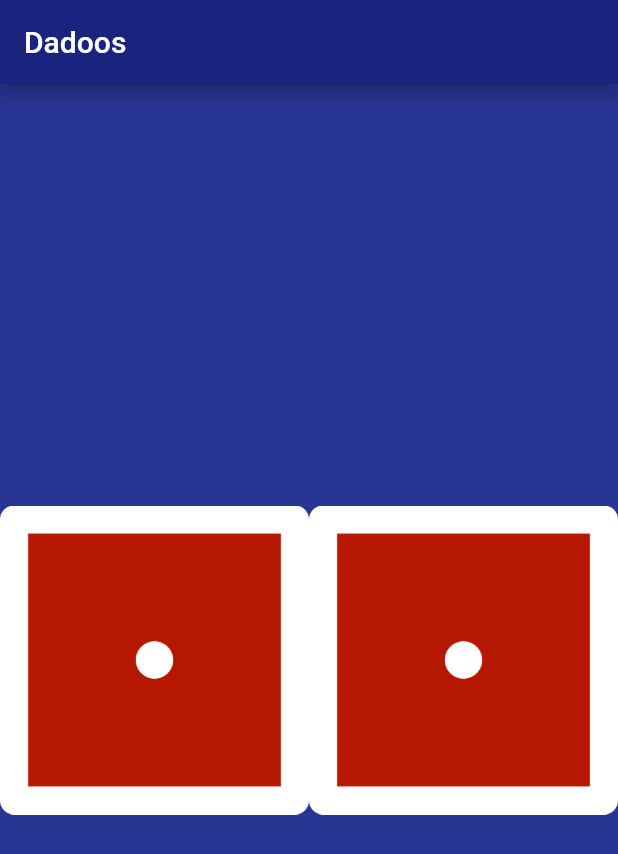
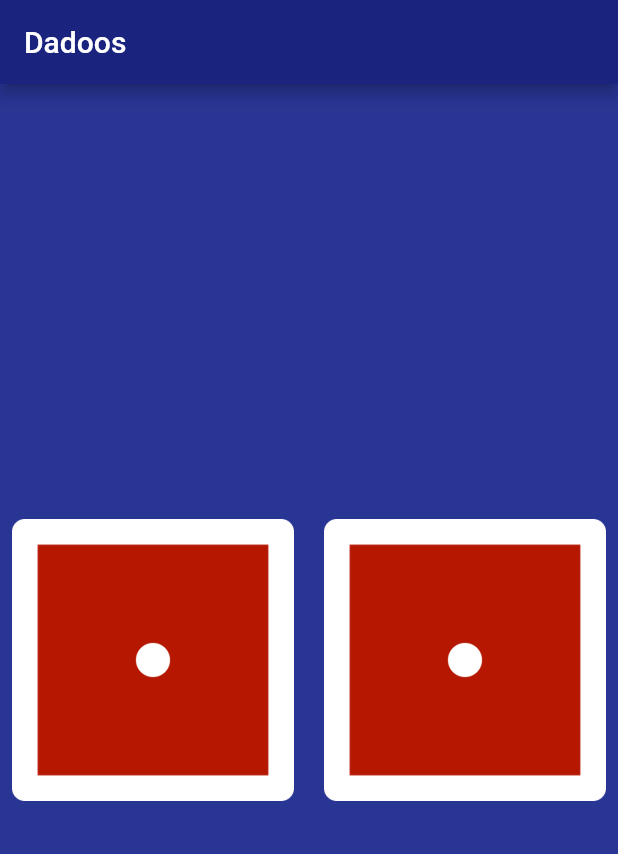
Before and after one commit to davidfffelix/Dadoos, a Flutter app: the screen it shows after launch, on a phone screen of 412 x 824 dp. Shown: the top 854 px of the screen. Run offline on Flutter 3.47's test engine with Material 2 defaults, Android fonts, the phone set to English and light mode, and no system bars.

Commit message:
Insert Padding Images

```diff
--- a/lib/main.dart
+++ b/lib/main.dart
@@ -22,11 +22,17 @@ class Dadoos extends StatelessWidget {
       child: Row(
         children: [
           Expanded(
-            child: Image.asset('imagens/dado1.png'),
+            child: Padding(
+              padding: EdgeInsets.fromLTRB(8, 8, 10, 8),
+              child: Image.asset('imagens/dado1.png'),
+            ),
           ),
 
           Expanded(
-            child: Image.asset('imagens/dado1.png'),
+            child: Padding(
+              padding: EdgeInsets.fromLTRB(10, 8, 8, 8),
+              child: Image.asset('imagens/dado1.png'),
+            ),
             ),
         ],
       ),
```
